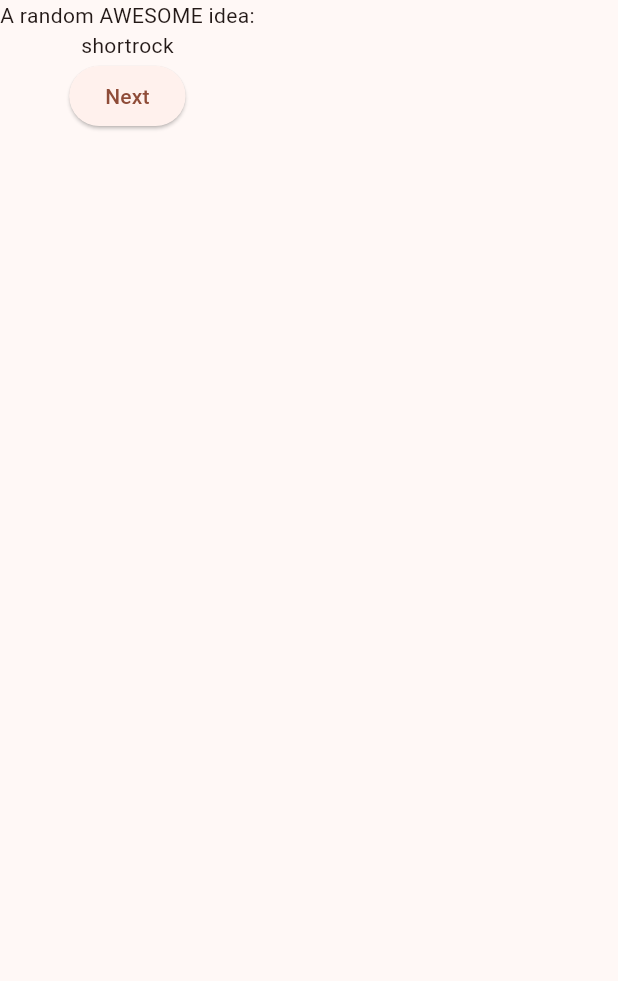
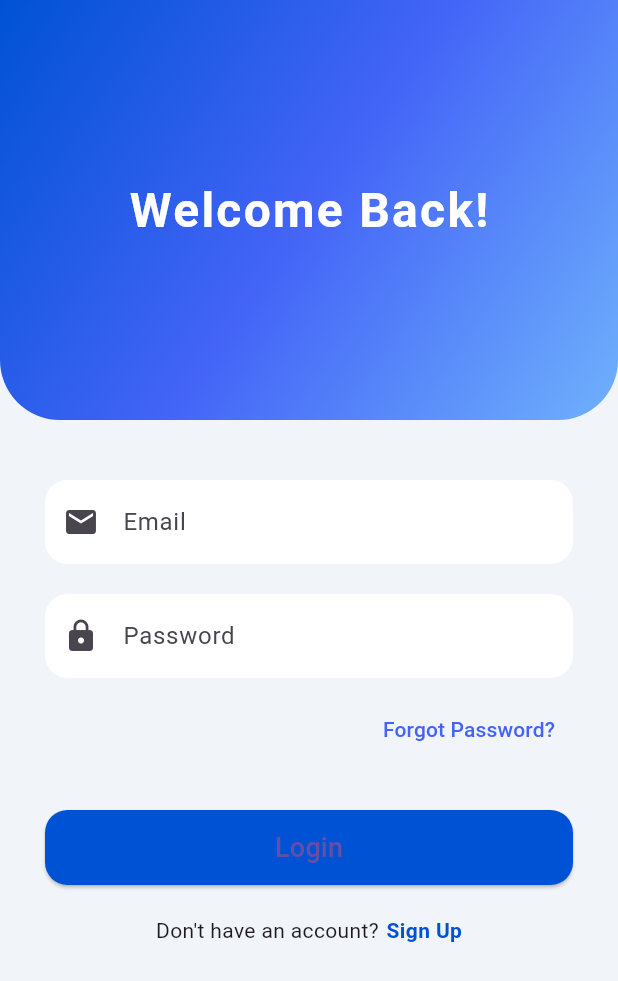
Before and after one commit to BraisonWabwire/flutter_application_1, a Flutter app: the screen it shows after launch, on a phone screen of 412 x 824 dp. Shown: the top 981 px of the screen. Run offline on Flutter 3.47's test engine with Material 3 defaults, Android fonts, the phone set to English and light mode, and no system bars.

```diff
--- a/lib/main.dart
+++ b/lib/main.dart
@@ -1,73 +1,165 @@
-import 'package:english_words/english_words.dart';
 import 'package:flutter/material.dart';
-import 'package:provider/provider.dart';
 
-void main() {
-  runApp(MyApp());
-}
+void main() => runApp(const MyApp());
 
 class MyApp extends StatelessWidget {
   const MyApp({super.key});
 
   @override
   Widget build(BuildContext context) {
-    return ChangeNotifierProvider(
-      create: (context) => MyAppState(),
-      child: MaterialApp(
-        title: 'Namer App',
-        theme: ThemeData(
-          colorScheme: ColorScheme.fromSeed(seedColor: Colors.deepOrange),
+    return MaterialApp(
+      title: 'Modern Login',
+      debugShowCheckedModeBanner: false,
+      theme: ThemeData(fontFamily: 'Roboto'),
+      home: const LoginPage(),
+    );
+  }
+}
+
+class LoginPage extends StatefulWidget {
+  const LoginPage({super.key});
+
+  @override
+  State<LoginPage> createState() => _LoginPageState();
+}
+
+class _LoginPageState extends State<LoginPage> {
+  final _emailController = TextEditingController();
+  final _passwordController = TextEditingController();
+
+  void _login() {
+    // Simulated login logic
+    String email = _emailController.text;
+    String password = _passwordController.text;
+
+    if (email.isEmpty || password.isEmpty) {
+      ScaffoldMessenger.of(context).showSnackBar(
+        const SnackBar(content: Text('Please enter all fields')),
+      );
+    } else {
+      ScaffoldMessenger.of(context).showSnackBar(
+        SnackBar(content: Text('Welcome $email!')),
+      );
+    }
+  }
+
+  @override
+  Widget build(BuildContext context) {
+    return Scaffold(
+      backgroundColor: const Color(0xFFF1F4F8),
+      body: SingleChildScrollView(
+        child: Column(
+          children: [
+            Container(
+              height: 280,
+              width: double.infinity,
+              decoration: const BoxDecoration(
+                gradient: LinearGradient(
+                  colors: [Color(0xFF0052D4), Color(0xFF4364F7), Color(0xFF6FB1FC)],
+                  begin: Alignment.topLeft,
+                  end: Alignment.bottomRight,
+                ),
+                borderRadius: BorderRadius.vertical(
+                  bottom: Radius.circular(40),
+                ),
+              ),
+              child: const Center(
+                child: Text(
+                  'Welcome Back!',
+                  style: TextStyle(
+                    color: Colors.white,
+                    fontSize: 32,
+                    fontWeight: FontWeight.bold,
+                    letterSpacing: 1.5,
+                  ),
+                ),
+              ),
+            ),
+            const SizedBox(height: 40),
+            Padding(
+              padding: const EdgeInsets.symmetric(horizontal: 30),
+              child: Column(
+                children: [
+                  TextField(
+                    controller: _emailController,
+                    decoration: InputDecoration(
+                      hintText: 'Email',
+                      prefixIcon: const Icon(Icons.email),
+                      filled: true,
+                      fillColor: Colors.white,
+                      border: OutlineInputBorder(
+                        borderRadius: BorderRadius.circular(15),
+                        borderSide: BorderSide.none,
+                      ),
+                    ),
+                    keyboardType: TextInputType.emailAddress,
+                  ),
+                  const SizedBox(height: 20),
+                  TextField(
+                    controller: _passwordController,
+                    obscureText: true,
+                    decoration: InputDecoration(
+                      hintText: 'Password',
+                      prefixIcon: const Icon(Icons.lock),
+                      filled: true,
+                      fillColor: Colors.white,
+                      border: OutlineInputBorder(
+                        borderRadius: BorderRadius.circular(15),
+                        borderSide: BorderSide.none,
+                      ),
+                    ),
+                  ),
+                  const SizedBox(height: 10),
+                  Align(
+                    alignment: Alignment.centerRight,
+                    child: TextButton(
+                      onPressed: () {},
+                      child: const Text(
+                        'Forgot Password?',
+                        style: TextStyle(color: Color(0xFF4364F7)),
+                      ),
+                    ),
+                  ),
+                  const SizedBox(height: 30),
+                  SizedBox(
+                    width: double.infinity,
+                    height: 50,
+                    child: ElevatedButton(
+                      onPressed: _login,
+                      style: ElevatedButton.styleFrom(
+                        backgroundColor: const Color(0xFF0052D4),
+                        shape: RoundedRectangleBorder(
+                          borderRadius: BorderRadius.circular(15),
+                        ),
+                      ),
+                      child: const Text(
+                        'Login',
+                        style: TextStyle(fontSize: 18),
+                      ),
+                    ),
+                  ),
+                  const SizedBox(height: 20),
+                  Row(
+                    mainAxisAlignment: MainAxisAlignment.center,
+                    children: const [
+                      Text("Don't have an account?"),
+                      SizedBox(width: 5),
+                      Text(
+                        'Sign Up',
+                        style: TextStyle(
+                          color: Color(0xFF0052D4),
+                          fontWeight: FontWeight.bold,
+                        ),
+                      ),
+                    ],
+                  ),
+                  const SizedBox(height: 30),
+                ],
+              ),
+            )
+          ],
         ),
-        home: MyHomePage(),
       ),
     );
   }
 }
-
-class MyAppState extends ChangeNotifier {
-  var current = WordPair.random();
-
-void getNext() {
-    current = WordPair.random();
-    notifyListeners();
-  }
-}
-
-
-class MyHomePage extends StatelessWidget {
-  @override
-  Widget build(BuildContext context) {
-    var appState = context.watch<MyAppState>();
-    var pair = appState.current;
-
-    return Scaffold(
-      body: Column(
-        children: [
-          Text('A random AWESOME idea:'),  // ← Example change.
-          BigCard(pair: pair),
-          ElevatedButton(
-            onPressed: () {
-              print('button pressed!');
-            },
-            child: Text('Next'),
-          ),
-
-        ],
-      ),
-    );
-  }
-}
-
-class BigCard extends StatelessWidget {
-  const BigCard({
-    super.key,
-    required this.pair,
-  });
-
-  final WordPair pair;
-
-  @override
-  Widget build(BuildContext context) {
-    return Text(pair.asLowerCase);
-  }
-}
```
